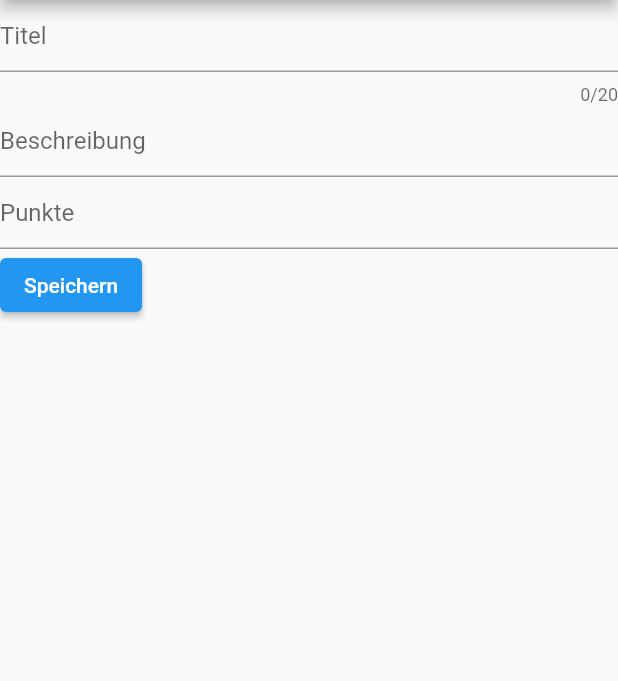
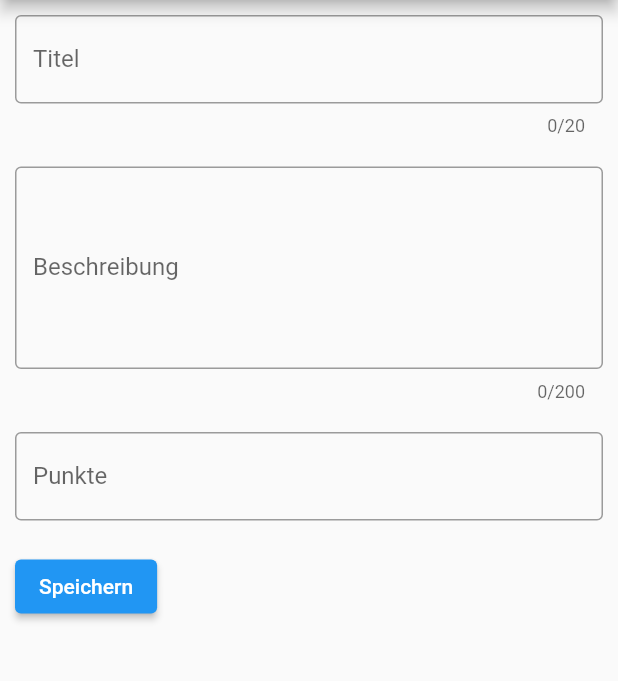
Before and after one commit to Enyaa/MasterProjekt, a Flutter app: the TaskCreate screen opened by its route, on a phone screen of 412 x 824 dp, the part 84-765 px from its top. Run offline on Flutter 3.47's test engine with Material 2 defaults, Android fonts, the phone set to English and light mode, and no system bars; our stand-ins replace cloud_firestore, firebase_core; accounts and stored records are empty.

Commit message:
~ changed look of create task + added List of current tasks

```diff
--- a/lib/Screens/task-create.dart
+++ b/lib/Screens/task-create.dart
@@ -54,14 +54,18 @@ class TaskCreate extends StatelessWidget {
         drawer: MyDrawer(),
         body: Form(
           key: _formKey,
-          child: Column(
-            crossAxisAlignment: CrossAxisAlignment.start,
-            children: [
+          child: Container(
+            margin: const EdgeInsets.all(10),
+            child: Column(
+              crossAxisAlignment: CrossAxisAlignment.start,
+              children: [
               TextFormField(
                 controller: titleController,
                 maxLength: 20,
                 decoration: const InputDecoration(
-                  hintText: 'Titel'
+                  border: OutlineInputBorder(),
+                  hintText: 'Titel',
+                  labelText: 'Titel'
                 ),
                 validator: (value) {
                   if(value == null || value.isEmpty) {
@@ -70,10 +74,17 @@ class TaskCreate extends StatelessWidget {
                   return null;
                 },
               ),
+                Padding(
+                  padding: EdgeInsets.all(10),
+                ),
               TextFormField(
                 controller: descriptionController,
+                maxLines: 5,
+                maxLength: 200,
                 decoration: const InputDecoration(
-                    hintText: 'Beschreibung'
+                    border: OutlineInputBorder(),
+                    hintText: 'Beschreibung',
+                    labelText: 'Beschreibung'
                 ),
                 validator: (value) {
                   if(value == null || value.isEmpty) {
@@ -82,10 +93,15 @@ class TaskCreate extends StatelessWidget {
                   return null;
                 },
               ),
+                Padding(
+                  padding: EdgeInsets.all(10),
+                ),
               TextFormField(
                 controller: xpController,
                 decoration: const InputDecoration(
-                    hintText: 'Punkte'
+                    border: OutlineInputBorder(),
+                    hintText: 'Punkte',
+                    labelText: 'Punkte'
                 ),
                 validator: (value) {
                   if(value == null || value.isEmpty) {
@@ -94,10 +110,15 @@ class TaskCreate extends StatelessWidget {
                   return null;
                 },
               ),
+              Padding(
+                padding: EdgeInsets.all(10),
+              ),
               ElevatedButton(
                   onPressed: () {
                     if(_formKey.currentState!.validate()) {
+                      _formKey.currentState!.save();
                       addTask(titleController.text, descriptionController.text, xpController.text);
+                      Navigator.pushReplacementNamed(context, '/tasks');
                     }
                   },
                   child: Text('Speichern')
@@ -105,6 +126,6 @@ class TaskCreate extends StatelessWidget {
             ],
           ),
         )
-    ));
+    )));
   }
 }
```
Also changed, not shown: lib/Screens/tasks.dart (+21 -3 lines).
